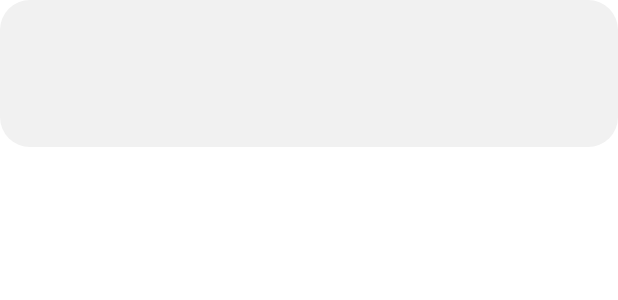
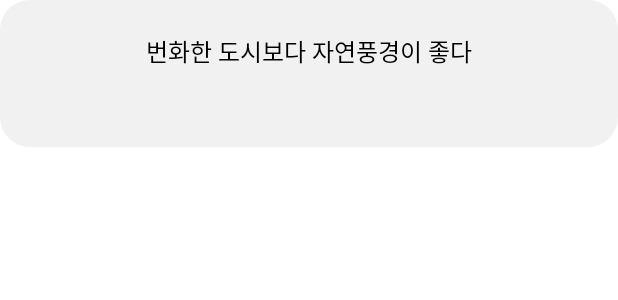
Before and after one commit to jwlee-stack/Ttrip, an Android app: the layout list_item_user_info_test.xml on its own in the app's theme, with its tools: preview values and no code run, on a phone screen of 412 x 824 dp. Shown: the top 300 px of the screen. Run offline under Robolectric (Android 15) with nearby library versions, the phone set to English and light mode, and no system bars.

Commit message:
[FEAT] 취향조사 아이템 레이아웃 구현

```diff
--- a/Ttrip/app/src/main/res/layout/list_item_user_info_test.xml
+++ b/Ttrip/app/src/main/res/layout/list_item_user_info_test.xml
@@ -17,6 +17,30 @@
             android:layout_marginBottom="22dp"
             android:background="@drawable/bg_rect_white_smoke_radius20">
 
+            <TextView
+                android:id="@+id/tv_user_info_test_subject"
+                android:layout_width="0dp"
+                android:layout_height="wrap_content"
+                android:layout_marginTop="22dp"
+                android:fontFamily="@font/sc_dream6"
+                android:gravity="center"
+                android:textColor="@color/black"
+                android:textSize="16sp"
+                app:layout_constraintEnd_toEndOf="parent"
+                app:layout_constraintStart_toStartOf="parent"
+                app:layout_constraintTop_toTopOf="parent"
+                tools:text="번화한 도시보다 자연풍경이 좋다" />
+
+            <LinearLayout
+                android:layout_width="0dp"
+                android:layout_height="0dp"
+                app:layout_constraintBottom_toBottomOf="parent"
+                app:layout_constraintEnd_toEndOf="parent"
+                app:layout_constraintStart_toStartOf="parent"
+                app:layout_constraintTop_toBottomOf="@+id/tv_user_info_test_subject">
+
+            </LinearLayout>
+
         </androidx.constraintlayout.widget.ConstraintLayout>
     </androidx.constraintlayout.widget.ConstraintLayout>
 </layout>
```
